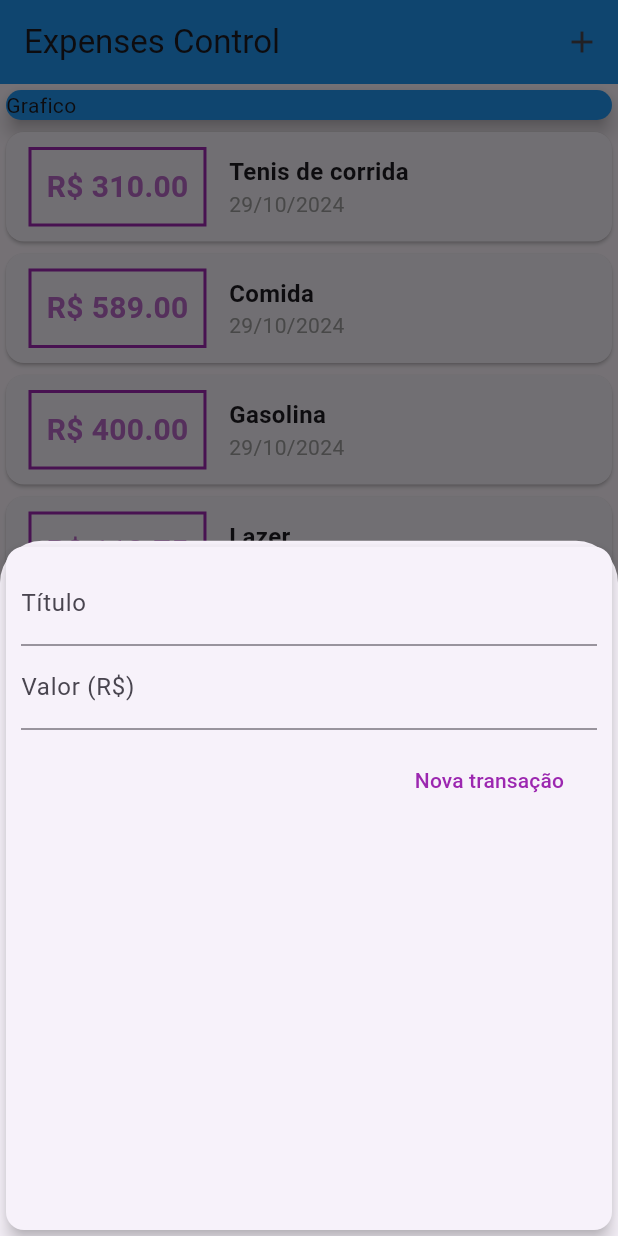
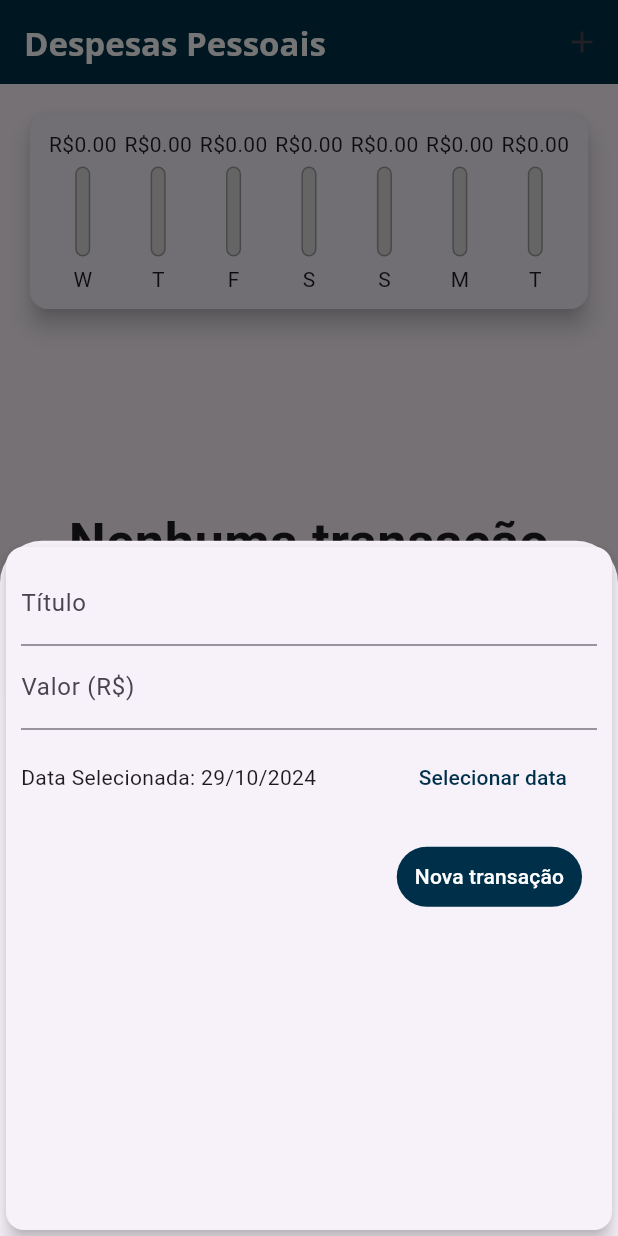
Before and after one commit to efarfus/ExpensesControl, a Flutter app: the screen it shows after launch, after a tap on the "add" icon, on a phone screen of 412 x 824 dp. Run offline on Flutter 3.47's test engine with Material 3 defaults, Android fonts, the phone set to English and light mode, and no system bars.

Commit message:
Terminado módulo 4

```diff
--- /dev/null
+++ b/lib/components/chart.dart
@@ -0,0 +1,67 @@
+import 'package:expenses_control/components/chart_bar.dart';
+import 'package:expenses_control/models/transaction.dart';
+import 'package:flutter/material.dart';
+import 'package:intl/intl.dart';
+
+class Chart extends StatelessWidget {
+  final List<Transaction> recentTransaction;
+
+  Chart(this.recentTransaction);
+
+  List<Map<String, Object>> get groupedTransactions {
+    return List.generate(7, (index) {
+      final weekDay = DateTime.now().subtract(
+        Duration(days: index),
+      );
+
+      double totalSum = 0.0;
+
+      for (var i = 0; i < recentTransaction.length; i++) {
+        bool sameDay = recentTransaction[i].date.day == weekDay.day;
+        bool sameMonth = recentTransaction[i].date.month == weekDay.month;
+        bool sameYear = recentTransaction[i].date.year == weekDay.year;
+
+        if (sameDay && sameMonth && sameYear) {
+          totalSum += recentTransaction[i].value;
+        }
+      }
+
+      return {
+        "day": DateFormat.E().format(weekDay)[0],
+        "value": totalSum,
+      };
+    }).reversed.toList();
+  }
+
+  double get _weekTotalValue {
+    return groupedTransactions.fold(0.0, (sum, tr) {
+      return sum + (tr["value"] as double);
+    });
+  }
+
+  @override
+  Widget build(BuildContext context) {
+    groupedTransactions;
+    return Card(
+      elevation: 6,
+      margin: EdgeInsets.all(20),
+      child: Padding(
+        padding: const EdgeInsets.all(10),
+        child: Row(
+          children: groupedTransactions.map((tr) {
+            return Flexible(
+              fit: FlexFit.tight,
+              child: ChartBar(
+                label: tr['day'] as String,
+                percentage: _weekTotalValue == 0
+                    ? 0
+                    : (tr["value"] as double) / _weekTotalValue,
+                value: tr['value'] as double,
+              ),
+            );
+          }).toList(),
+        ),
+      ),
+    );
+  }
+}
--- /dev/null
+++ b/lib/components/chart_bar.dart
@@ -0,0 +1,62 @@
+import 'package:flutter/material.dart';
+
+class ChartBar extends StatelessWidget {
+  final String label;
+  final double value;
+  final double percentage;
+
+  ChartBar({
+    required this.label,
+    required this.percentage,
+    required this.value,
+  });
+
+  @override
+  Widget build(BuildContext context) {
+    return Column(
+      children: [
+        Container(
+          height: 20,
+          child: FittedBox(
+            child: Text(
+              "R\$${value.toStringAsFixed(2)}",
+            ),
+          ),
+        ),
+        SizedBox(height: 5),
+        Container(
+          height: 60,
+          width: 10,
+          child: Stack(
+            alignment: Alignment.bottomCenter,
+            children: [
+              Container(
+                decoration: BoxDecoration(
+                  border: Border.all(
+                    color: Colors.grey,
+                    width: 1.0,
+                  ),
+                  color: Color.fromRGBO(220, 220, 220, 1),
+                  borderRadius: BorderRadius.circular(5),
+                ),
+              ),
+              FractionallySizedBox(
+                heightFactor: percentage,
+                child: Container(
+                  decoration: BoxDecoration(
+                    color: Color(0xFF003049),
+                    borderRadius: BorderRadius.circular(5),
+                  ),
+                ),
+              )
+            ],
+          ),
+        ),
+        SizedBox(
+          height: 5,
+        ),
+        Text(label)
+      ],
+    );
+  }
+}
--- a/lib/components/transaction_form.dart
+++ b/lib/components/transaction_form.dart
@@ -1,8 +1,9 @@
 import 'package:expenses_control/main.dart';
 import 'package:flutter/material.dart';
+import 'package:intl/intl.dart';
 
 class TransactionForm extends StatefulWidget {
-  final void Function(String, double) onSubmit;
+  final void Function(String, double, DateTime) onSubmit;
   TransactionForm(this.onSubmit);
 
   @override
@@ -12,18 +13,34 @@
 class _TransactionFormState extends State<TransactionForm> {
   main() => runApp(ExpensesApp());
 
-  final titleController = TextEditingController();
-
-  final valueController = TextEditingController();
+  final _titleController = TextEditingController();
+  final _valueController = TextEditingController();
+  DateTime? _selectedDate = DateTime.now();
 
   _submitForm() {
-    final title = titleController.text;
-    final value = double.tryParse(valueController.text) ?? 0.0;
+    final title = _titleController.text;
+    final value = double.tryParse(_valueController.text) ?? 0.0;
     if (title.isEmpty || value <= 0) {
       return;
     }
 
-    widget.onSubmit(title, value);
+    widget.onSubmit(title, value, _selectedDate!);
+  }
+
+  _showDatePicker() {
+    showDatePicker(
+      context: context,
+      firstDate: DateTime(2024),
+      lastDate: DateTime.now(),
+    ).then((pickedDate) {
+      if (pickedDate == null) {
+        return;
+      }
+
+      setState(() {
+        _selectedDate = pickedDate;
+      });
+    });
   }
 
   @override
@@ -36,14 +53,33 @@
           children: <Widget>[
             TextField(
               decoration: InputDecoration(labelText: "Título"),
-              controller: titleController,
-              onSubmitted: (_) => _submitForm,
+              controller: _titleController,
+              onSubmitted: (_) => _submitForm(),
             ),
             TextField(
               decoration: InputDecoration(labelText: "Valor (R\$)"),
               keyboardType: TextInputType.numberWithOptions(decimal: true),
-              controller: valueController,
-              onSubmitted: (_) => _submitForm,
+              controller: _valueController,
+              onSubmitted: (_) => _submitForm(),
+            ),
+            Row(
+              children: [
+                Expanded(
+                  child: Text(_selectedDate == null
+                      ? "Nenhuma data selecionada"
+                      : 'Data Selecionada: ${DateFormat('d/M/y').format(_selectedDate!)}'),
+                ),
+                Padding(
+                  padding: const EdgeInsets.all(8.0),
+                  child: TextButton(
+                    onPressed: _showDatePicker,
+                    child: Text(
+                      "Selecionar data",
+                      style: TextStyle(color: Color(0xFF003049)),
+                    ),
+                  ),
+                )
+              ],
             ),
             Row(
               mainAxisAlignment: MainAxisAlignment.end,
@@ -51,11 +87,15 @@
                 Padding(
                   padding: const EdgeInsets.all(10),
                   child: TextButton(
+                    style: ButtonStyle(
+                      backgroundColor:
+                          WidgetStateProperty.all(Color(0xFF003049)),
+                    ),
                     onPressed: () {
                       _submitForm();
                     },
                     child: Text("Nova transação",
-                        style: TextStyle(color: Colors.purple)),
+                        style: TextStyle(color: Colors.white)),
                   ),
                 ),
               ],
--- a/lib/components/transaction_list.dart
+++ b/lib/components/transaction_list.dart
@@ -7,50 +7,78 @@
 
 class TransactionList extends StatelessWidget {
   final List<Transaction> transactions;
+  final void Function(String) onRemove;
 
-  TransactionList(this.transactions);
+  TransactionList(this.transactions, this.onRemove);
 
   @override
   Widget build(BuildContext context) {
     return Container(
-        height: 500,
-        child: ListView.builder(
+      height: 600,
+      child: transactions.isEmpty
+          ? Column(
+              mainAxisAlignment: MainAxisAlignment.center,
+              children: [
+                Padding(
+                  padding: const EdgeInsets.all(15),
+                  child: Text("Nenhuma transação cadastrada",
+                      style:
+                          TextStyle(fontSize: 35, fontWeight: FontWeight.bold),
+                      textAlign: TextAlign.center),
+                ),
+                Container(
+                  margin: EdgeInsets.all(40),
+                  height: 200,
+                  child: Image.asset(
+                    "assets/images/waiting.png",
+                    fit: BoxFit.cover,
+                  ),
+                )
+              ],
+            )
+          : ListView.builder(
               itemCount: transactions.length,
               itemBuilder: (ctx, index) {
                 final tr = transactions[index];
                 return Card(
-                child: Row(
-              children: [
-                Container(
-                  margin: EdgeInsets.symmetric(horizontal: 15, vertical: 10),
-                  decoration: BoxDecoration(
-                      border: Border.all(color: Colors.purple, width: 2)),
-                  padding: EdgeInsets.all(10),
-                  child: Text(
-                    "R\$ ${tr.value.toStringAsFixed(2)}",
+                  elevation: 4,
+                  margin: EdgeInsets.symmetric(
+                    vertical: 8,
+                    horizontal: 20,
+                  ),
+                  child: ListTile(
+                    leading: CircleAvatar(
+                      radius: 30,
+                      child: Padding(
+                        padding: const EdgeInsets.all(6),
+                        child: FittedBox(child: Text('R\$${tr.value}')),
+                      ),
+                    ),
+                    title: Text(
+                      tr.title,
                       style: TextStyle(
                         fontWeight: FontWeight.bold,
-                        fontSize: 20,
-                        color: Colors.purple[300]),
+                        fontSize: 22,
                       ),
                     ),
-                Column(
-                  crossAxisAlignment: CrossAxisAlignment.start,
-                  children: [
-                    Text(
-                      tr.title,
-                      style:
-                          TextStyle(fontWeight: FontWeight.bold, fontSize: 16),
+                    subtitle: Text(
+                      DateFormat('d/M/y').format(tr.date),
+                      style: TextStyle(
+                        fontSize: 15,
+                        fontWeight: FontWeight.w400,
                       ),
-                    Text(
-                      DateFormat('d/M/y').format(tr.date),
-                      style: TextStyle(color: Colors.grey),
-                    )
-                  ],
                     ),
-              ],
-            ));
+                    trailing: IconButton(
+                      onPressed: () {
+                        onRemove(tr.id);
                       },
-        ));
+                      icon: Icon(Icons.delete),
+                      color: Colors.red[400],
+                    ),
+                  ),
+                );
+              },
+            ),
+    );
   }
 }
--- a/lib/main.dart
+++ b/lib/main.dart
@@ -1,47 +1,107 @@
-import 'package:expenses_control/components/transaction_form.dart';
 import 'package:flutter/material.dart';
 import 'dart:math';
-import 'components/transaction_list.dart';
-import './models/transaction.dart';
+import './components/transaction_form.dart';
+import './components/chart.dart';
+import './components/transaction_list.dart';
+import 'models/transaction.dart';
 
 main() => runApp(ExpensesApp());
 
 class ExpensesApp extends StatelessWidget {
   @override
   Widget build(BuildContext context) {
+    final ThemeData tema = ThemeData();
+
     return MaterialApp(
       home: MyHomePage(),
+      theme: tema.copyWith(
+        colorScheme: tema.colorScheme.copyWith(
+          primary: Color(0xFF003049), // Cinza Escuro
+          secondary: Color(0xFFF77F00), // Roxo Escuro
+        ),
+        textTheme: tema.textTheme.copyWith(
+          titleLarge: TextStyle(
+            fontFamily: 'OpenSans',
+            fontSize: 20,
+            fontWeight: FontWeight.bold,
+            color: Colors.white,
+          ),
+          titleMedium: TextStyle(
+            fontFamily: 'QuickSand',
+            fontSize: 16,
+            color: Colors.black,
+          ),
+        ),
+        appBarTheme: AppBarTheme(
+          color: Color(0xFF003049), // Usando o valor direto da cor primária
+          titleTextStyle: TextStyle(
+            fontFamily: 'OpenSans',
+            fontSize: 22,
+            fontWeight: FontWeight.bold,
+            color: Colors.white,
+          ),
+        ),
+        floatingActionButtonTheme: FloatingActionButtonThemeData(
+          backgroundColor: Color(0xFF003049), // Usando a cor primária
+        ),
+      ),
     );
   }
 }
 
 class MyHomePage extends StatefulWidget {
   @override
-  State<MyHomePage> createState() => _MyHomePageState();
+  _MyHomePageState createState() => _MyHomePageState();
 }
 
 class _MyHomePageState extends State<MyHomePage> {
-  final _transactions = [
-    Transaction(
-        id: "t1", title: "Tenis de corrida", value: 310, date: DateTime.now()),
-    Transaction(id: 't2', title: "Comida", value: 589, date: DateTime.now()),
-    Transaction(id: 't3', title: "Gasolina", value: 400, date: DateTime.now()),
-    Transaction(id: 't4', title: "Lazer", value: 112.75, date: DateTime.now())
+  final List<Transaction> _transactions = [
+    // Transaction(
+    //   id: 't1',
+    //   title: 'Novo Tênis de Corrida',
+    //   value: 310.76,
+    //   date: DateTime.now(),
+    // ),
+    // Transaction(
+    //   id: 't2',
+    //   title: 'Conta de Luz',
+    //   value: 211.30,
+    //   date: DateTime.now(),
+    // ),
   ];
 
-  _addTransaction(String title, double value) {
+  List<Transaction> get _recentTransactions {
+    return _transactions.where((tr) {
+      return tr.date.isAfter(DateTime.now().subtract(
+        Duration(days: 7),
+      ));
+    }).toList();
+  }
+
+  _addTransaction(String title, double value, DateTime date) {
     final newTransaction = Transaction(
-        id: Random().nextDouble().toString(),
-        title: title,
-        value: value,
-        date: DateTime.now());
+      id: Random().nextDouble().toString(),
+      title: title,
+      value: value,
+      date: date,
+    );
 
     setState(() {
       _transactions.add(newTransaction);
     });
+
+    Navigator.of(context).pop();
   }
 
-  _openTransactionFormModal() {
+  _deleteTransaction(String id) {
+    setState(() {
+      _transactions.removeWhere((tr) {
+        return tr.id == id;
+      });
+    });
+  }
+
+  _openTransactionFormModal(BuildContext context) {
     showModalBottomSheet(
       context: context,
       builder: (_) {
@@ -54,31 +114,29 @@
   Widget build(BuildContext context) {
     return Scaffold(
       appBar: AppBar(
-        title: Text("Expenses Control"),
-        backgroundColor: Colors.blue,
-        actions: [
+        title: Text('Despesas Pessoais'),
+        actions: <Widget>[
           IconButton(
-              onPressed: () => _openTransactionFormModal(),
-              icon: Icon(Icons.add))
+            icon: Icon(Icons.add),
+            onPressed: () => _openTransactionFormModal(context),
+          ),
         ],
       ),
       body: SingleChildScrollView(
         child: Column(
-            crossAxisAlignment: CrossAxisAlignment.stretch,
-            children: <Widget>[
-              Container(
-                  width: double.infinity,
-                  child: Card(
-                      color: Colors.blue,
-                      child: Text("Grafico"),
-                      elevation: 5)),
-              TransactionList(_transactions),
-            ]),
+          crossAxisAlignment: CrossAxisAlignment.stretch,
+          children: <Widget>[
+            Chart(_recentTransactions),
+            TransactionList(_transactions, _deleteTransaction),
+          ],
+        ),
       ),
       floatingActionButton: FloatingActionButton(
-        onPressed: () => _openTransactionFormModal(),
-        child: Icon(Icons.add),
-        backgroundColor: Colors.blue[600],
+        child: Icon(
+          Icons.add,
+          color: Colors.white,
+        ),
+        onPressed: () => _openTransactionFormModal(context),
       ),
       floatingActionButtonLocation: FloatingActionButtonLocation.endFloat,
     );
```
Also changed, not shown: pubspec.yaml (+21 -13 lines), assets/fonts/OpenSans-Bold.ttf (added), assets/fonts/OpenSans-Regular.ttf (added), assets/fonts/Quicksand-Bold.ttf (added), assets/fonts/Quicksand-Light.ttf (added), assets/fonts/Quicksand-Medium.ttf (added), assets/fonts/Quicksand-Regular.ttf (added), assets/images/waiting.png (added). Lines whose indentation alone changed are shown as unchanged.
